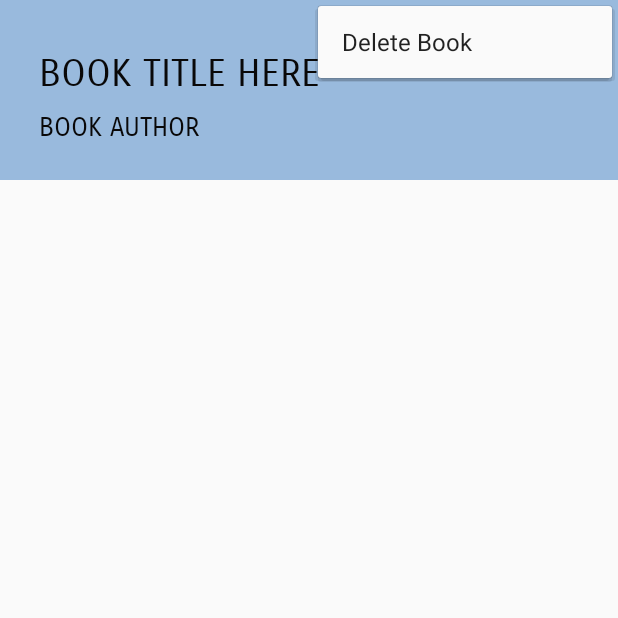
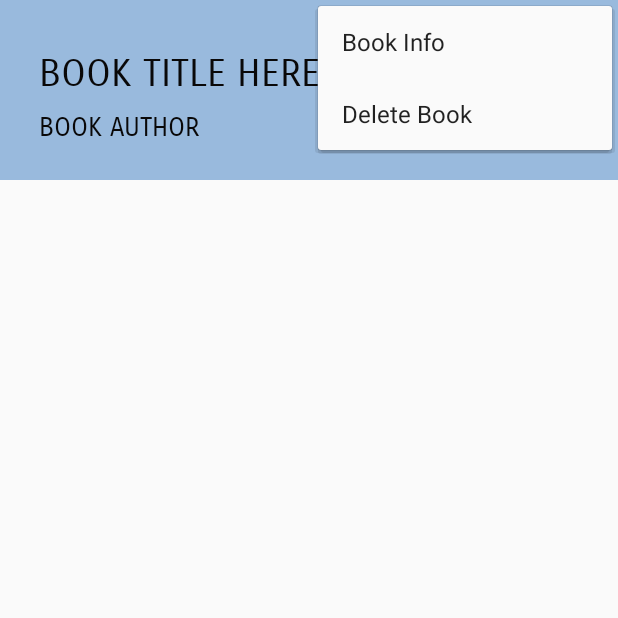
Before and after one commit to mcay23/WuxiaReaderAndroid, an Android app: the BookActivity screen opened directly, with no data from a screen before it, with the options menu open, on a phone screen of 412 x 824 dp, the top half of it. Run offline under Robolectric (Android 15) with nearby library versions, the phone set to English and light mode, and no system bars; Roboto replaces fonts that are not available here; 3 statements that could not run were skipped.

Commit message:
Added info tab for BookActivity

```diff
--- a/app/src/main/res/menu/book_menu.xml
+++ b/app/src/main/res/menu/book_menu.xml
@@ -1,6 +1,11 @@
 <?xml version="1.0" encoding="utf-8"?>
 <menu xmlns:android="http://schemas.android.com/apk/res/android"
     xmlns:app="http://schemas.android.com/apk/res-auto">
+    <item
+        android:id="@+id/action_info"
+        app:showAsAction="never"
+        android:title="Book Info">
+    </item>
     <item
         android:id="@+id/action_delete"
         app:showAsAction="never"
```
Also changed, not shown: app/src/main/java/com/yuwono/wuxiareader/BookActivity.java (+15 -0 lines), app/src/main/java/com/yuwono/wuxiareader/MainActivity.java (+11 -3 lines), 2 other files.
